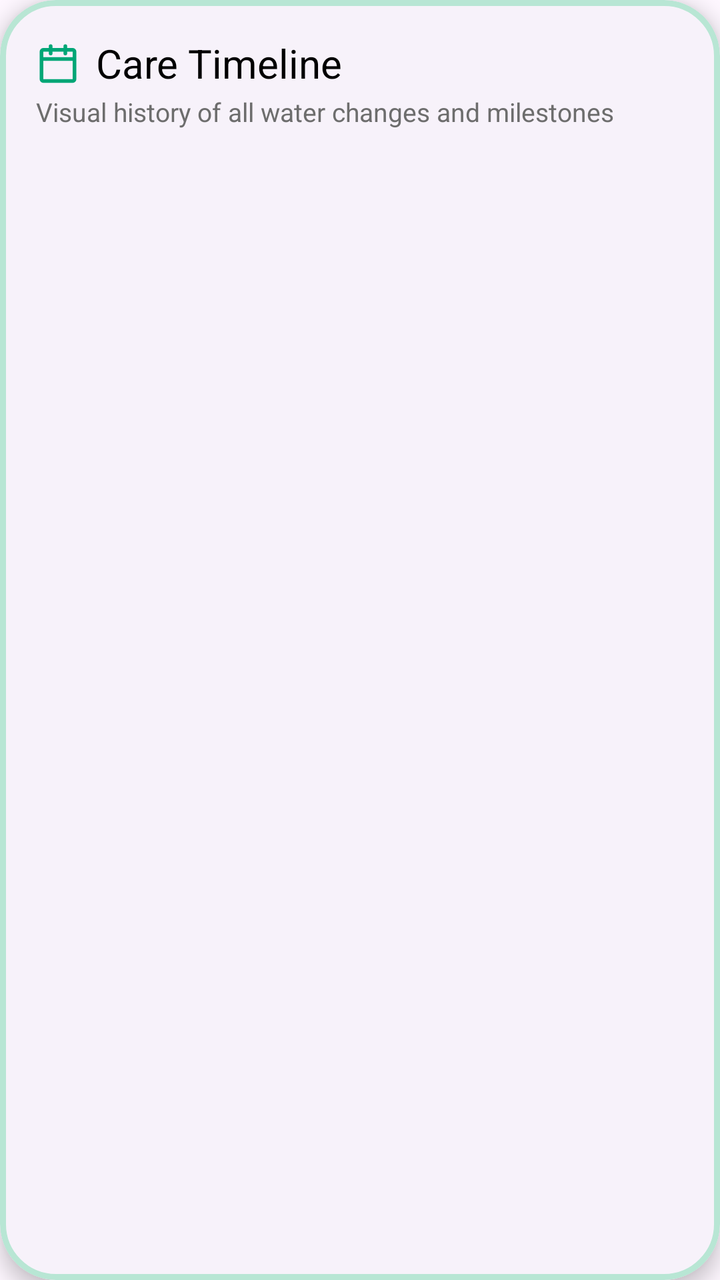
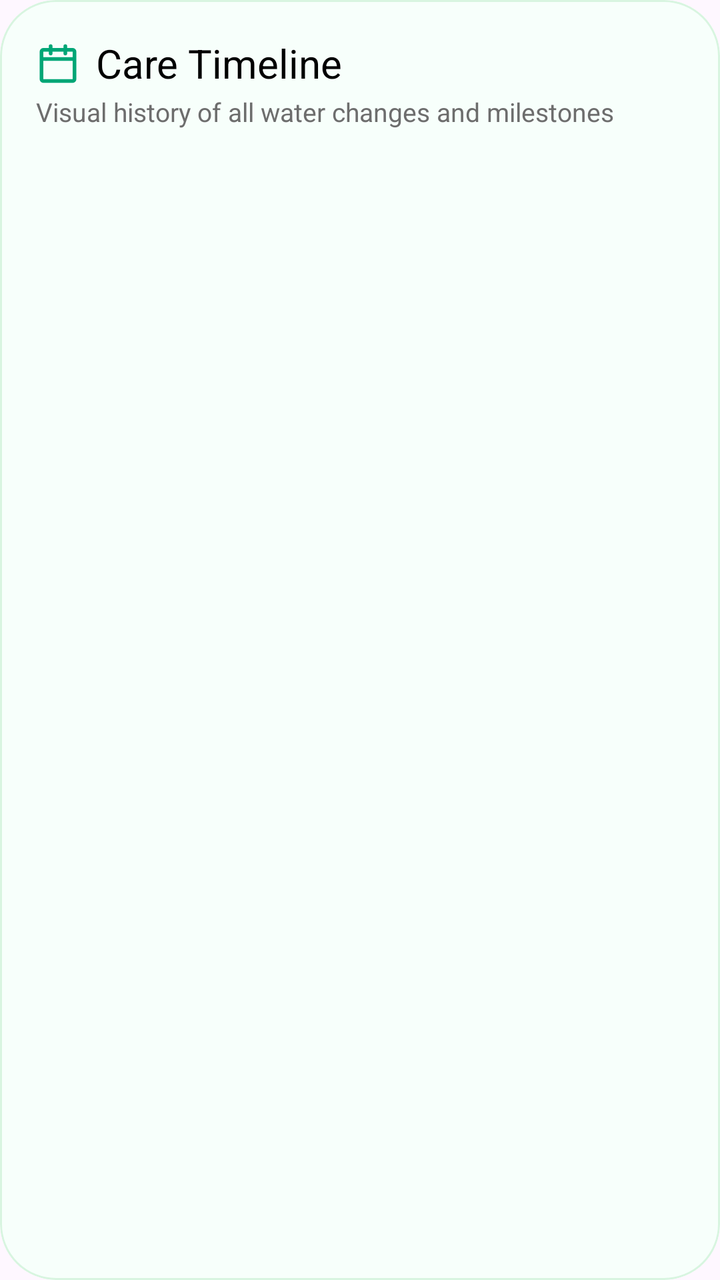

Two renders of the same Android screen: before a commit and after it. Below are the layout's source before the change and the commit's diff.
<!-- AndroidManifest.xml: application theme Theme.MarimoCare -->
<!-- res/layout/marimo_water_change.xml -->
<?xml version="1.0" encoding="utf-8"?>
<com.google.android.material.card.MaterialCardView xmlns:android="http://schemas.android.com/apk/res/android"
    xmlns:app="http://schemas.android.com/apk/res-auto"
    xmlns:tools="http://schemas.android.com/tools"
    android:id="@+id/marimoCard"
    android:layout_width="match_parent"
    android:layout_height="wrap_content"
    android:layout_marginBottom="16dp"
    app:cardCornerRadius="28dp"
    app:cardElevation="6dp"
    app:strokeWidth="3dp"
    app:strokeColor="@color/marimo_stroke_light">

    <LinearLayout
        android:orientation="vertical"
        android:padding="18dp"
        android:layout_width="match_parent"
        android:layout_height="wrap_content">

        
        <LinearLayout
            android:orientation="horizontal"
            android:layout_width="match_parent"
            android:layout_height="wrap_content"
            android:gravity="center_vertical"
            tools:ignore="UseCompoundDrawables">

            <ImageView
                android:src="@drawable/ic_calendar"
                app:tint="@color/marimo_graph_accent"
                android:contentDescription="@string/img"
                android:layout_width="22dp"
                android:layout_height="22dp"/>

            <TextView
                android:layout_marginStart="8dp"
                android:text="@string/care_timeline"
                android:textSize="20sp"
                android:textColor="@color/black"
                android:layout_width="wrap_content"
                android:layout_height="wrap_content"/>
        </LinearLayout>

        <TextView
            android:text="@string/visual_history"
            android:textSize="13sp"
            android:layout_marginTop="2dp"
            android:textColor="@color/marimo_text_medium_gray"
            android:layout_width="wrap_content"
            android:layout_height="wrap_content"/>

        <View
            android:layout_width="match_parent"
            android:layout_height="16dp"/>

        <androidx.recyclerview.widget.RecyclerView
            android:id="@+id/marimoRecycler"
            android:layout_width="match_parent"
            android:layout_height="wrap_content"
            android:nestedScrollingEnabled="false"/>
    </LinearLayout>

</com.google.android.material.card.MaterialCardView>
<!-- resources referenced by this layout -->
<resources>
  <color name="black">#000000</color>
  <color name="marimo_graph_accent">#00A676</color>
  <color name="marimo_stroke_light">#B8E6D4</color>
  <color name="marimo_text_medium_gray">#6D6D6D</color>
  <!-- drawable ic_calendar (drawable) -->
  <vector xmlns:android="http://schemas.android.com/apk/res/android"
      android:width="24dp"
      android:height="24dp"
      android:viewportWidth="24"
      android:viewportHeight="24">
  
      
      <path
          android:fillColor="@android:color/transparent"
          android:strokeColor="@color/marimo_gray_6B7280"
          android:strokeWidth="2"
          android:strokeLineCap="round"
          android:strokeLineJoin="round"
          android:pathData="M4,5h16a1,1 0 0 1 1,1v15a1,1 0 0 1 -1,1H4a1,1 0 0 1 -1,-1V6a1,1 0 0 1 1,-1zM3,10h18" />
  
      
      <path
          android:fillColor="@android:color/transparent"
          android:strokeColor="@color/marimo_gray_6B7280"
          android:strokeWidth="2"
          android:strokeLineCap="round"
          android:pathData="M8,3v4M16,3v4" />
  </vector>
  <string name="care_timeline">Care Timeline</string>
  <string name="img">Img</string>
  <string name="visual_history">Visual history of all water changes and milestones</string>
  <color name="marimo_gray_6B7280">#6B7280</color>
  <color name="marimo_primary">#2ac8a0</color>
  <color name="marimo_surface">#FFFFFF</color>
  <color name="marimo_red">#D9534F</color>
  <color name="marimo_text_primary">#0B6E4F</color>
  <color name="marimo_text_secondary">#555555</color>
  <style name="Shape.Marimo.Small" parent="ShapeAppearance.Material3.Corner.Small">
          <item name="cornerFamily">rounded</item>
          <item name="cornerSize">8dp</item>
      </style>
  <style name="Shape.Marimo.Medium" parent="ShapeAppearance.Material3.Corner.Medium">
          <item name="cornerFamily">rounded</item>
          <item name="cornerSize">12dp</item>
      </style>
  <style name="Shape.Marimo.Large" parent="ShapeAppearance.Material3.Corner.Large">
          <item name="cornerFamily">rounded</item>
          <item name="cornerSize">16dp</item>
      </style>
  <style name="Widget.Marimo.Button" parent="Widget.Material3.Button">
          <item name="cornerRadius">16dp</item>
          <item name="android:textAllCaps">false</item>
      </style>
  <style name="Widget.Marimo.Card" parent="Widget.Material3.CardView.Elevated">
          <item name="cardCornerRadius">16dp</item>
          <item name="cardElevation">6dp</item>
          <item name="android:background">@color/marimo_surface</item>
      </style>
  <style name="Widget.Marimo.TextField" parent="Widget.Material3.TextInputLayout.OutlinedBox">
          <item name="boxStrokeColor">@color/marimo_primary</item>
          <item name="hintTextColor">@color/marimo_text_hint</item>
          <item name="android:textColor">@color/marimo_text_primary</item>
      </style>
  <style name="Text.Marimo.Body" parent="@style/TextAppearance.Material3.BodyMedium">
          <item name="android:textColor">@color/marimo_text_secondary</item>
      </style>
  <style name="Text.Marimo.Title" parent="@style/TextAppearance.Material3.TitleLarge">
          <item name="android:textColor">@color/marimo_text_primary</item>
          <item name="android:textStyle">bold</item>
      </style>
  <style name="CardCounterStyle">
          <item name="cardBackgroundColor">@android:color/white</item>
      </style>
  <color name="marimo_text_hint">#888888</color>
  <!-- unchanged entries left out for length: 1 -->
</resources>

<!-- the commit's change to res/layout/marimo_water_change.xml (unified diff, before → after) -->
@@ -7,9 +7,10 @@
     android:layout_height="wrap_content"
     android:layout_marginBottom="16dp"
     app:cardCornerRadius="28dp"
-    app:cardElevation="6dp"
-    app:strokeWidth="3dp"
-    app:strokeColor="@color/marimo_stroke_light">
+    app:cardElevation="0dp"
+    app:strokeColor="@color/light_green"
+    app:strokeWidth="1dp"
+    android:backgroundTint="@color/marimo_bg_light">
 
     <LinearLayout
         android:orientation="vertical"
<!-- resource entries referenced after the edit -->
@@ -1,8 +1,9 @@
 <!-- resources referenced by this layout -->
 <resources>
   <color name="black">#000000</color>
+  <color name="light_green">#D8F5E0</color>
+  <color name="marimo_bg_light">#F7FFFB</color>
   <color name="marimo_graph_accent">#00A676</color>
-  <color name="marimo_stroke_light">#B8E6D4</color>
   <color name="marimo_text_medium_gray">#6D6D6D</color>
   <!-- drawable ic_calendar (drawable) -->
   <vector xmlns:android="http://schemas.android.com/apk/res/android"
